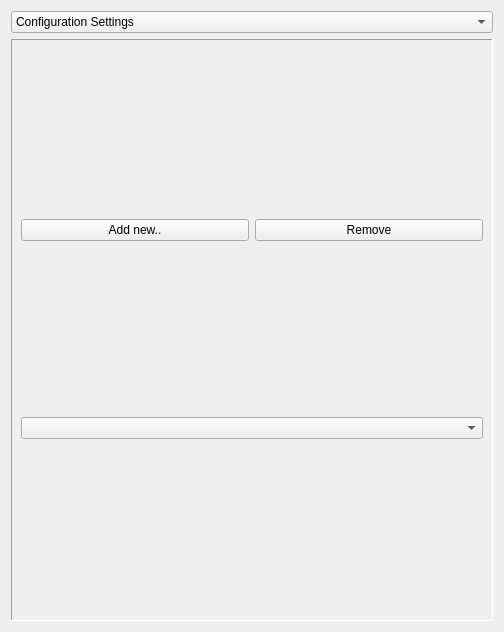
Above: ui/configuration_widget.ui from Eltee/cdegs-aid before the change. Below: the same form after it.
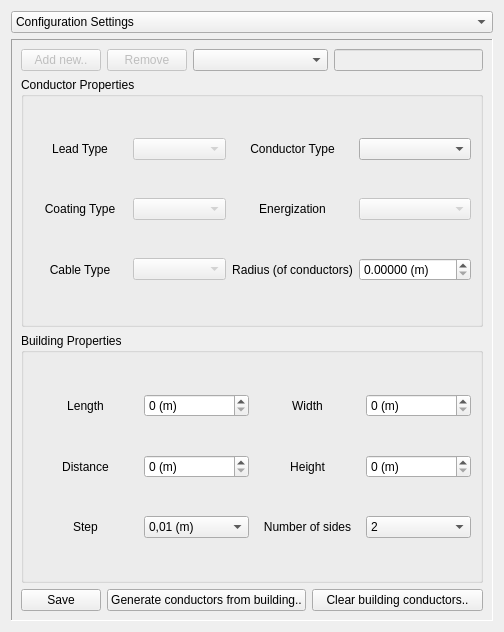
That is the form after the change. The open tabs and pages were chosen to show the change. Custom widgets are drawn as their Qt base class.

```diff
--- a/ui/configuration_widget.ui
+++ b/ui/configuration_widget.ui
@@ -101,7 +101,7 @@
       <enum>QFrame::Sunken</enum>
      </property>
      <property name="currentIndex">
-      <number>0</number>
+      <number>2</number>
      </property>
      <widget class="QWidget" name="page_settings">
       <layout class="QGridLayout" name="gridLayout_3">
@@ -300,7 +300,7 @@
              <number>5</number>
             </property>
             <property name="maximum">
-             <double>360.000000000000000</double>
+             <double>9999.000000000000000</double>
             </property>
             <property name="singleStep">
              <double>0.500000000000000</double>
@@ -590,22 +590,348 @@
      </widget>
      <widget class="QWidget" name="page_buildings">
       <layout class="QGridLayout" name="gridLayout_23">
-       <item row="0" column="1">
-        <widget class="QPushButton" name="pushButton_remove_building">
-         <property name="text">
-          <string>Remove</string>
-         </property>
-        </widget>
-       </item>
        <item row="0" column="0">
         <widget class="QPushButton" name="pushButton_add_building">
+         <property name="enabled">
+          <bool>false</bool>
+         </property>
          <property name="text">
           <string>Add new..</string>
          </property>
         </widget>
        </item>
-       <item row="1" column="0" colspan="2">
-        <widget class="QComboBox" name="comboBox_buildings"/>
+       <item row="0" column="1">
+        <widget class="QPushButton" name="pushButton_remove_building">
+         <property name="enabled">
+          <bool>false</bool>
+         </property>
+         <property name="text">
+          <string>Remove</string>
+         </property>
+        </widget>
+       </item>
+       <item row="0" column="6">
+        <widget class="QLineEdit" name="lineEdit_building_status">
+         <property name="enabled">
+          <bool>false</bool>
+         </property>
+        </widget>
+       </item>
+       <item row="1" column="0" colspan="7">
+        <widget class="QGroupBox" name="groupBox_building_">
+         <property name="title">
+          <string>Conductor Properties</string>
+         </property>
+         <layout class="QGridLayout" name="gridLayout_24">
+          <item row="1" column="3">
+           <widget class="QLabel" name="label_42">
+            <property name="text">
+             <string>Energization</string>
+            </property>
+            <property name="alignment">
+             <set>Qt::AlignCenter</set>
+            </property>
+           </widget>
+          </item>
+          <item row="1" column="2">
+           <widget class="QComboBox" name="comboBox_building_coat">
+            <property name="enabled">
+             <bool>false</bool>
+            </property>
+           </widget>
+          </item>
+          <item row="2" column="2">
+           <widget class="QComboBox" name="comboBox_building_cbType">
+            <property name="enabled">
+             <bool>false</bool>
+            </property>
+           </widget>
+          </item>
+          <item row="2" column="4">
+           <widget class="QDoubleSpinBox" name="doubleSpinBox_building_radius">
+            <property name="suffix">
+             <string> (m)</string>
+            </property>
+            <property name="decimals">
+             <number>5</number>
+            </property>
+            <property name="maximum">
+             <double>9999.000000000000000</double>
+            </property>
+            <property name="singleStep">
+             <double>0.500000000000000</double>
+            </property>
+           </widget>
+          </item>
+          <item row="1" column="4">
+           <widget class="QComboBox" name="comboBox_building_ener">
+            <property name="enabled">
+             <bool>false</bool>
+            </property>
+           </widget>
+          </item>
+          <item row="2" column="1">
+           <widget class="QLabel" name="label_43">
+            <property name="text">
+             <string>Cable Type</string>
+            </property>
+            <property name="alignment">
+             <set>Qt::AlignCenter</set>
+            </property>
+           </widget>
+          </item>
+          <item row="2" column="3">
+           <widget class="QLabel" name="label_44">
+            <property name="text">
+             <string>Radius (of conductors)</string>
+            </property>
+            <property name="alignment">
+             <set>Qt::AlignCenter</set>
+            </property>
+           </widget>
+          </item>
+          <item row="0" column="2">
+           <widget class="QComboBox" name="comboBox_building_lType">
+            <property name="enabled">
+             <bool>false</bool>
+            </property>
+           </widget>
+          </item>
+          <item row="1" column="1">
+           <widget class="QLabel" name="label_41">
+            <property name="text">
+             <string>Coating Type</string>
+            </property>
+            <property name="alignment">
+             <set>Qt::AlignCenter</set>
+            </property>
+           </widget>
+          </item>
+          <item row="0" column="3">
+           <widget class="QLabel" name="label_40">
+            <property name="text">
+             <string>Conductor Type</string>
+            </property>
+            <property name="alignment">
+             <set>Qt::AlignCenter</set>
+            </property>
+           </widget>
+          </item>
+          <item row="0" column="4">
+           <widget class="QComboBox" name="comboBox_building_cType">
+            <property name="enabled">
+             <bool>true</bool>
+            </property>
+           </widget>
+          </item>
+          <item row="0" column="1">
+           <widget class="QLabel" name="label_18">
+            <property name="text">
+             <string>Lead Type</string>
+            </property>
+            <property name="alignment">
+             <set>Qt::AlignCenter</set>
+            </property>
+           </widget>
+          </item>
+         </layout>
+        </widget>
+       </item>
+       <item row="2" column="0" colspan="7">
+        <widget class="QGroupBox" name="groupBox_13">
+         <property name="title">
+          <string>Building Properties</string>
+         </property>
+         <layout class="QGridLayout" name="gridLayout_25">
+          <item row="0" column="0">
+           <widget class="QLabel" name="label_48">
+            <property name="text">
+             <string>Length</string>
+            </property>
+            <property name="alignment">
+             <set>Qt::AlignCenter</set>
+            </property>
+           </widget>
+          </item>
+          <item row="0" column="1">
+           <widget class="QSpinBox" name="spinBox_building_length">
+            <property name="suffix">
+             <string> (m)</string>
+            </property>
+           </widget>
+          </item>
+          <item row="0" column="2">
+           <widget class="QLabel" name="label_49">
+            <property name="text">
+             <string>Width</string>
+            </property>
+            <property name="alignment">
+             <set>Qt::AlignCenter</set>
+            </property>
+           </widget>
+          </item>
+          <item row="0" column="3">
+           <widget class="QSpinBox" name="spinBox_building_width">
+            <property name="suffix">
+             <string> (m)</string>
+            </property>
+           </widget>
+          </item>
+          <item row="1" column="0">
+           <widget class="QLabel" name="label_45">
+            <property name="text">
+             <string>Distance</string>
+            </property>
+            <property name="alignment">
+             <set>Qt::AlignCenter</set>
+            </property>
+           </widget>
+          </item>
+          <item row="1" column="1">
+           <widget class="QSpinBox" name="spinBox_building_distance">
+            <property name="suffix">
+             <string> (m)</string>
+            </property>
+           </widget>
+          </item>
+          <item row="1" column="2">
+           <widget class="QLabel" name="label_46">
+            <property name="text">
+             <string>Height</string>
+            </property>
+            <property name="alignment">
+             <set>Qt::AlignCenter</set>
+            </property>
+           </widget>
+          </item>
+          <item row="1" column="3">
+           <widget class="QSpinBox" name="spinBox_building_height">
+            <property name="suffix">
+             <string> (m)</string>
+            </property>
+           </widget>
+          </item>
+          <item row="2" column="0">
+           <widget class="QLabel" name="label_50">
+            <property name="text">
+             <string>Step</string>
+            </property>
+            <property name="alignment">
+             <set>Qt::AlignCenter</set>
+            </property>
+           </widget>
+          </item>
+          <item row="2" column="2">
+           <widget class="QLabel" name="label_47">
+            <property name="text">
+             <string>Number of sides</string>
+            </property>
+            <property name="alignment">
+             <set>Qt::AlignCenter</set>
+            </property>
+           </widget>
+          </item>
+          <item row="2" column="3">
+           <widget class="QComboBox" name="comboBox_building_sides">
+            <item>
+             <property name="text">
+              <string>2</string>
+             </property>
+            </item>
+            <item>
+             <property name="text">
+              <string>3</string>
+             </property>
+            </item>
+            <item>
+             <property name="text">
+              <string>4</string>
+             </property>
+            </item>
+            <item>
+             <property name="text">
+              <string>5</string>
+             </property>
+            </item>
+           </widget>
+          </item>
+          <item row="2" column="1">
+           <widget class="QComboBox" name="comboBox_building_step">
+            <item>
+             <property name="text">
+              <string>0,01 (m)</string>
+             </property>
+            </item>
+            <item>
+             <property name="text">
+              <string>0,02 (m)</string>
+             </property>
+            </item>
+            <item>
+             <property name="text">
+              <string>0,05 (m)</string>
+             </property>
+            </item>
+            <item>
+             <property name="text">
+              <string>0,10 (m)</string>
+             </property>
+            </item>
+            <item>
+             <property name="text">
+              <string>0,20 (m)</string>
+             </property>
+            </item>
+            <item>
+             <property name="text">
+              <string>0,25 (m)</string>
+             </property>
+            </item>
+            <item>
+             <property name="text">
+              <string>0,50 (m)</string>
+             </property>
+            </item>
+            <item>
+             <property name="text">
+              <string>1,00 (m)</string>
+             </property>
+            </item>
+           </widget>
+          </item>
+         </layout>
+        </widget>
+       </item>
+       <item row="0" column="2" colspan="4">
+        <widget class="QComboBox" name="comboBox_buildings">
+         <property name="sizePolicy">
+          <sizepolicy hsizetype="Preferred" vsizetype="Fixed">
+           <horstretch>1</horstretch>
+           <verstretch>0</verstretch>
+          </sizepolicy>
+         </property>
+        </widget>
+       </item>
+       <item row="3" column="0">
+        <widget class="QPushButton" name="pushButton_save_building">
+         <property name="text">
+          <string>Save</string>
+         </property>
+        </widget>
+       </item>
+       <item row="3" column="5" colspan="2">
+        <widget class="QPushButton" name="pushButton_building_clear">
+         <property name="text">
+          <string>Clear building conductors..</string>
+         </property>
+        </widget>
+       </item>
+       <item row="3" column="1" colspan="4">
+        <widget class="QPushButton" name="pushButton_building_generate">
+         <property name="text">
+          <string>Generate conductors from building..</string>
+         </property>
+        </widget>
        </item>
       </layout>
      </widget>
```
